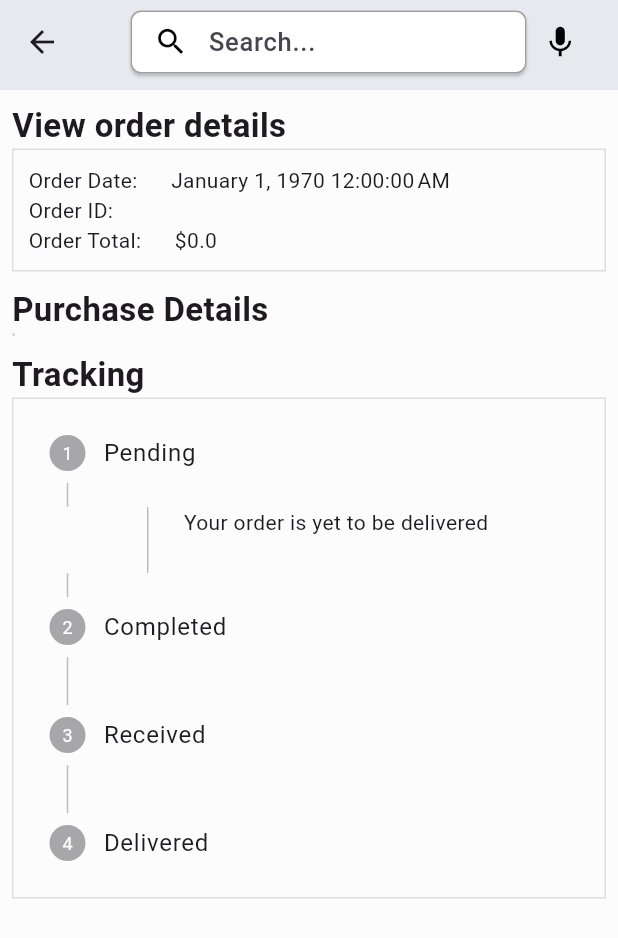
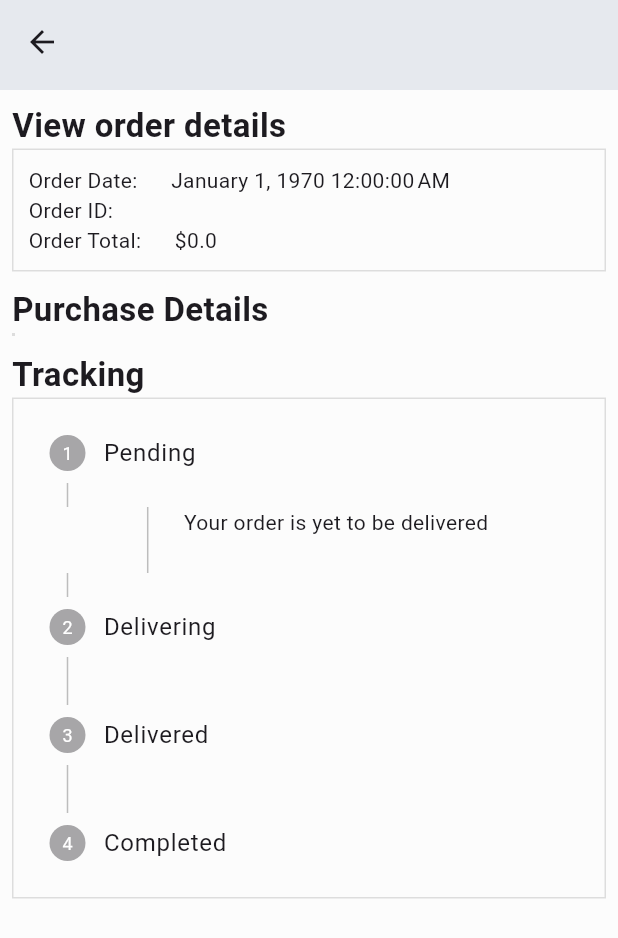
Before and after one commit to seven1106/Flutter-E-commerce-App, a Flutter app: the OrderDetailScreen screen opened directly with empty values, on a phone screen of 412 x 824 dp. Shown: the top 938 px of the screen. Run offline on Flutter 3.47's test engine with Material 3 defaults, Android fonts, the phone set to English and light mode, and no system bars; our stand-ins replace badges, carousel_slider, dotted_border, file_picker, flutter_rating_bar, image_picker and 1 more; missing offline and left inert: cloudinary_public, pay; accounts and stored records are empty; network calls fail; Roboto replaces fonts that are missing (AlegreyaSans).

```diff
--- a/lib/features/order_details/screens/order_details.dart
+++ b/lib/features/order_details/screens/order_details.dart
@@ -7,6 +7,7 @@ import 'package:provider/provider.dart';
 import '../../../core/common/custom_button.dart';
 import '../../../providers/user_provider.dart';
 import '../../search/screen/search_screen.dart';
+import '../../vendor/services/vendor_services.dart';
 
 class OrderDetailScreen extends StatefulWidget {
   static const String routeName = '/order-details';
@@ -22,7 +23,7 @@ class OrderDetailScreen extends StatefulWidget {
 
 class _OrderDetailScreenState extends State<OrderDetailScreen> {
   int currentStep = 0;
-  // final AdminServices adminServices = AdminServices();
+  final VendorServices vendorServices = VendorServices();
 
   void navigateToSearchScreen(String query) {
     Navigator.pushNamed(context, SearchScreen.routeName, arguments: query);
@@ -36,16 +37,16 @@ class _OrderDetailScreenState extends State<OrderDetailScreen> {
 
   // !!! ONLY FOR ADMIN!!!
   void changeOrderStatus(int status) {
-    // adminServices.changeOrderStatus(
-    //   context: context,
-    //   status: status + 1,
-    //   order: widget.order,
-    //   onSuccess: () {
-    //     setState(() {
-    //       currentStep += 1;
-    //     });
-    //   },
-    // );
+    vendorServices.changeOrderStatus(
+      context: context,
+      status: status + 1,
+      order: widget.order,
+      onSuccess: () {
+        setState(() {
+          currentStep += 1;
+        });
+      },
+    );
   }
 
   @override
@@ -59,68 +60,6 @@ class _OrderDetailScreenState extends State<OrderDetailScreen> {
           flexibleSpace: Container(
             decoration: const BoxDecoration(
             ),
-          ),
-          title: Row(
-            mainAxisAlignment: MainAxisAlignment.spaceBetween,
-            children: [
-              Expanded(
-                child: Container(
-                  height: 42,
-                  margin: const EdgeInsets.only(left: 15),
-                  child: Material(
-                    borderRadius: BorderRadius.circular(7),
-                    elevation: 1,
-                    child: TextFormField(
-                      onFieldSubmitted: navigateToSearchScreen,
-                      decoration: InputDecoration(
-                        prefixIcon: InkWell(
-                          onTap: () {},
-                          child: const Padding(
-                            padding: EdgeInsets.only(
-                              left: 6,
-                            ),
-                            child: Icon(
-                              Icons.search,
-                              color: Colors.black,
-                              size: 23,
-                            ),
-                          ),
-                        ),
-                        filled: true,
-                        fillColor: Colors.white,
-                        contentPadding: const EdgeInsets.only(top: 10),
-                        border: const OutlineInputBorder(
-                          borderRadius: BorderRadius.all(
-                            Radius.circular(7),
-                          ),
-                          borderSide: BorderSide.none,
-                        ),
-                        enabledBorder: const OutlineInputBorder(
-                          borderRadius: BorderRadius.all(
-                            Radius.circular(7),
-                          ),
-                          borderSide: BorderSide(
-                            color: Colors.black38,
-                            width: 1,
-                          ),
-                        ),
-                        hintText: 'Search...',
-                        hintStyle: const TextStyle(
-                          fontWeight: FontWeight.w500,
-                          fontSize: 17,
-                        ),
-                      ),
-                    ),
-                  ),
-                ),
-              ),
-              Container(
-                color: Colors.transparent,
-                height: 42,
-                margin: const EdgeInsets.symmetric(horizontal: 10),
-                child: const Icon(Icons.mic, color: Colors.black, size: 25),
-              ),
-            ],
           ),
         ),
       ),
@@ -224,9 +163,15 @@ class _OrderDetailScreenState extends State<OrderDetailScreen> {
                 child: Stepper(
                   currentStep: currentStep,
                   controlsBuilder: (context, details) {
-                    if (user.type == 'admin') {
+                    if (user.type == 'vendor' && currentStep < 2) {
                       return CustomButton(
-                        text: 'Done',
+                        text: 'Confirm',
+                        onTap: () => changeOrderStatus(details.currentStep),
+                      );
+                    }
+                    if (user.type == 'user' && currentStep == 3) {
+                      return CustomButton(
+                        text: 'Received',
                         onTap: () => changeOrderStatus(details.currentStep),
                       );
                     }
@@ -244,7 +189,7 @@ class _OrderDetailScreenState extends State<OrderDetailScreen> {
                           : StepState.indexed,
                     ),
                     Step(
-                      title: const Text('Completed'),
+                      title: const Text('Delivering'),
                       content: const Text(
                         'Your order has been delivered, you are yet to sign.',
                       ),
@@ -254,9 +199,9 @@ class _OrderDetailScreenState extends State<OrderDetailScreen> {
                           : StepState.indexed,
                     ),
                     Step(
-                      title: const Text('Received'),
+                      title: const Text('Delivered'),
                       content: const Text(
-                        'Your order has been delivered and signed by you.',
+                        'Your order has been delivered',
                       ),
                       isActive: currentStep > 2,
                       state: currentStep > 2
@@ -264,9 +209,9 @@ class _OrderDetailScreenState extends State<OrderDetailScreen> {
                           : StepState.indexed,
                     ),
                     Step(
-                      title: const Text('Delivered'),
+                      title: const Text('Completed'),
                       content: const Text(
-                        'Your order has been delivered and signed by you!',
+                        'Your order has been delivered and signed!',
                       ),
                       isActive: currentStep >= 3,
                       state: currentStep >= 3
```
Also changed, not shown: lib/features/vendor/screens/orders_screen.dart (added, +60 -0 lines).
